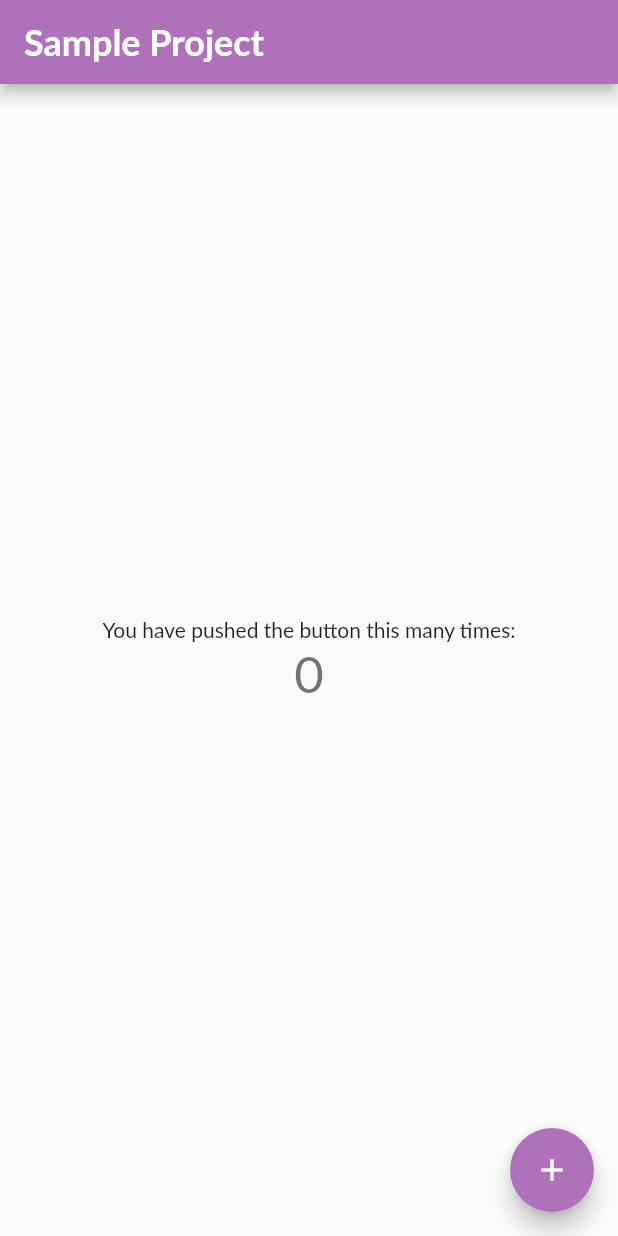
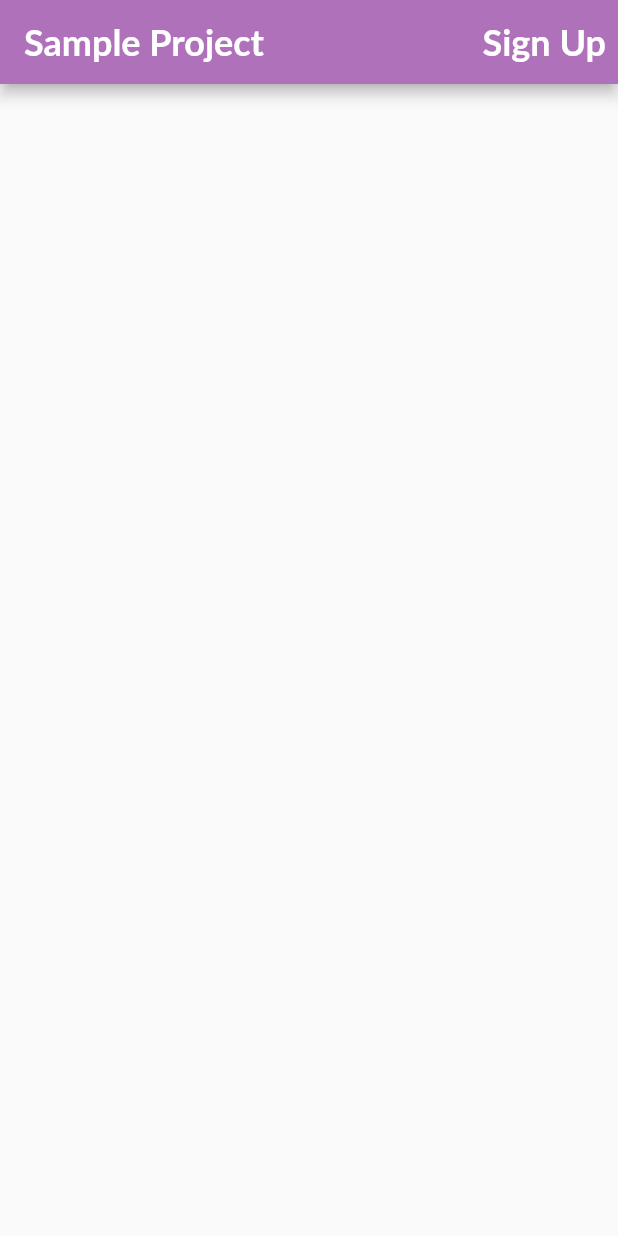
Before and after one commit to vineeth862/SampleApplication, a Flutter app: the screen it shows after launch, on a phone screen of 412 x 824 dp. Run offline on Flutter 3.47's test engine with Material 2 defaults, Android fonts, the phone set to English and light mode, and no system bars; Roboto replaces fonts that are missing (Lato).

Commit message:
Added Signup Screen

```diff
--- a/lib/src/screens/home.dart
+++ b/lib/src/screens/home.dart
@@ -1,4 +1,5 @@
 import 'package:flutter/material.dart';
+import 'package:sample_application/src/screens/signup.dart';
 
 class HomePage extends StatefulWidget {
   const HomePage({super.key, required this.title});
@@ -9,12 +10,14 @@ class HomePage extends StatefulWidget {
 }
 
 class _HomePageState extends State<HomePage> {
-  int _counter = 0;
-
-  void _incrementCounter() {
-    setState(() {
-      _counter++;
-    });
+  void onSelectSignup(BuildContext context) {
+    //Navigator.of(context).push(route)
+    Navigator.push(
+      context,
+      MaterialPageRoute(
+        builder: (ctx) => SignupPage(),
+      ),
+    );
   }
 
   @override
@@ -30,25 +33,20 @@ class _HomePageState extends State<HomePage> {
         ),
         foregroundColor: Theme.of(context).colorScheme.onPrimary,
         backgroundColor: Theme.of(context).colorScheme.primary,
-      ),
-      body: Center(
-        child: Column(
-          mainAxisAlignment: MainAxisAlignment.center,
-          children: <Widget>[
-            const Text(
-              'You have pushed the button this many times:',
+        actions: [
+          TextButton(
+            onPressed: () {
+              onSelectSignup(context);
+            },
+            child: Text(
+              'Sign Up',
+              style: Theme.of(context)
+                  .textTheme
+                  .displayLarge!
+                  .copyWith(color: Theme.of(context).colorScheme.onPrimary),
             ),
-            Text(
-              '$_counter',
-              style: Theme.of(context).textTheme.headlineMedium,
-            ),
-          ],
-        ),
-      ),
-      floatingActionButton: FloatingActionButton(
-        onPressed: _incrementCounter,
-        tooltip: 'Increment',
-        child: const Icon(Icons.add),
+          ),
+        ],
       ),
     );
   }
```
Also changed, not shown: lib/src/screens/signup.dart (added, +182 -0 lines).
